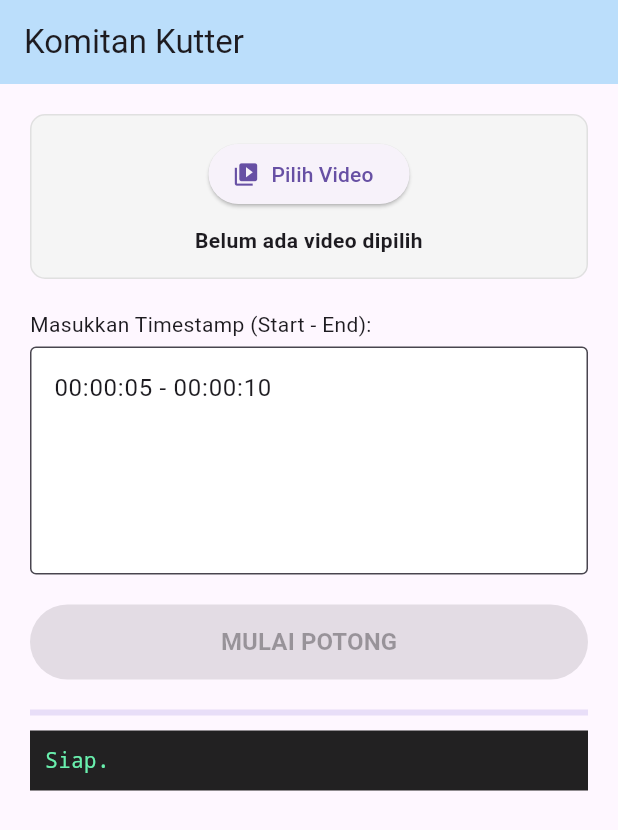
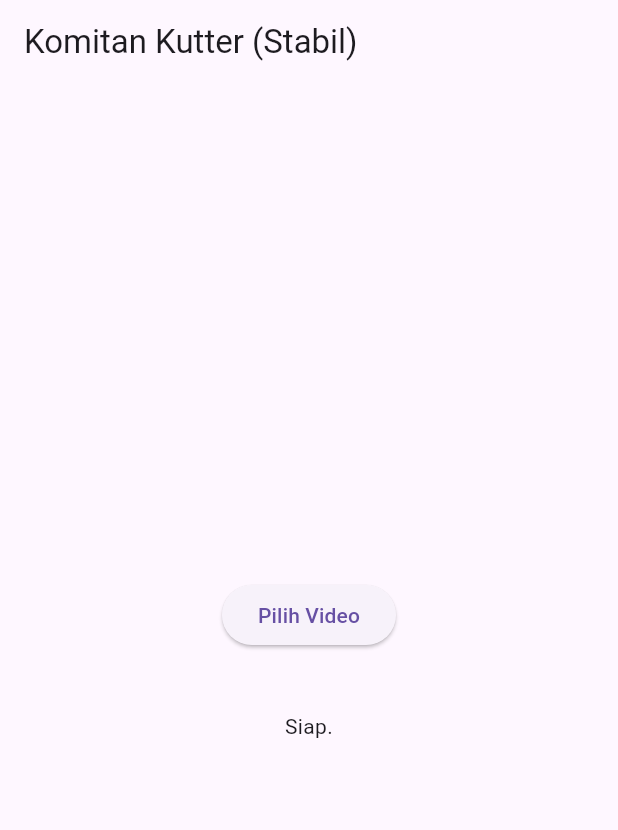
Before and after one commit to thrdchld/Komitan-Kutter, a Flutter app: the screen it shows after launch, after a tap on "Pilih Video", on a phone screen of 412 x 824 dp. Shown: the top 830 px of the screen. Run offline on Flutter 3.47's test engine with Material 3 defaults, Android fonts, the phone set to English and light mode, and no system bars; our stand-ins replace file_picker, open_file, permission_handler; missing offline and left inert: ffmpeg_kit_flutter_full_gpl.

Commit message:
Update main.dart
downgrade

```diff
--- a/lib/main.dart
+++ b/lib/main.dart
@@ -1,10 +1,10 @@
 import 'dart:io';
 import 'package:flutter/material.dart';
 import 'package:file_picker/file_picker.dart';
-// --- [UPDATE IMPORTS] ---
-import 'package:ffmpeg_kit_flutter_new/ffmpeg_kit.dart';
-import 'package:ffmpeg_kit_flutter_new/return_code.dart';
-// ------------------------
+// [KEMBALI KE IMPORT STANDAR]
+import 'package:ffmpeg_kit_flutter_full_gpl/ffmpeg_kit.dart';
+import 'package:ffmpeg_kit_flutter_full_gpl/return_code.dart';
+// --------------------------
 import 'package:permission_handler/permission_handler.dart';
 import 'package:path_provider/path_provider.dart';
 import 'package:intl/intl.dart';
@@ -16,15 +16,11 @@ void main() {
 
 class KomitanKutterApp extends StatelessWidget {
   const KomitanKutterApp({super.key});
-
   @override
   Widget build(BuildContext context) {
     return MaterialApp(
       title: 'Komitan Kutter',
-      theme: ThemeData(
-        primarySwatch: Colors.blue,
-        useMaterial3: true,
-      ),
+      theme: ThemeData(primarySwatch: Colors.blue),
       home: const HomePage(),
     );
   }
@@ -32,166 +28,72 @@ class KomitanKutterApp extends StatelessWidget {
 
 class HomePage extends StatefulWidget {
   const HomePage({super.key});
-
   @override
   State<HomePage> createState() => _HomePageState();
 }
 
 class _HomePageState extends State<HomePage> {
   String? _selectedVideoPath;
-  String? _selectedVideoName;
-  final TextEditingController _timestampController = TextEditingController(text: "00:00:05 - 00:00:10");
-
   String _statusLog = "Siap.";
   double _progress = 0.0;
   bool _isProcessing = false;
-  String? _lastOutputPath;
 
   Future<void> _pickVideo() async {
-    if (await Permission.storage.request().isGranted ||
-        await Permission.manageExternalStorage.request().isGranted ||
-        await Permission.videos.request().isGranted) {
+    // Versi Permission Handler lama butuh ini
+    await [
+      Permission.storage,
+      Permission.manageExternalStorage,
+    ].request();
 
     FilePickerResult? result = await FilePicker.platform.pickFiles(type: FileType.video);
-      if (result != null && result.files.single.path != null) {
+    if (result != null) {
       setState(() {
         _selectedVideoPath = result.files.single.path;
-          _selectedVideoName = result.files.single.name;
-          _statusLog = "Video terpilih: $_selectedVideoName";
-          _progress = 0.0;
+        _statusLog = "Video: ${result.files.single.name}";
       });
-      }
-    }
-  }
-
-  double? _parseTime(String timeStr) {
-    try {
-      timeStr = timeStr.trim().replaceAll(',', '.');
-      List<String> parts = timeStr.split(':');
-      double seconds = 0.0;
-      if (parts.length == 3) {
-        seconds = double.parse(parts[0]) * 3600 + double.parse(parts[1]) * 60 + double.parse(parts[2]);
-      } else if (parts.length == 2) {
-        seconds = double.parse(parts[0]) * 60 + double.parse(parts[1]);
-      } else {
-        seconds = double.parse(parts[0]);
-      }
-      return seconds;
-    } catch (e) {
-      return null;
     }
   }
 
   Future<void> _startProcessing() async {
-    if (_selectedVideoPath == null) {
-      setState(() => _statusLog = "❌ Error: Pilih video dulu!");
-      return;
-    }
+    if (_selectedVideoPath == null) return;
+    setState(() { _isProcessing = true; _statusLog = "Memproses..."; });
 
-    setState(() {
-      _isProcessing = true;
-      _statusLog = "Menganalisis timestamp...";
-      _progress = 0.0;
-    });
+    final dir = await getExternalStorageDirectory();
+    String outFile = "${dir!.path}/output.mp4";
 
-    List<String> lines = _timestampController.text.split('\n');
-    List<Map<String, double>> jobs = [];
+    // Command FFmpeg Simple
+    String cmd = "-y -i \"$_selectedVideoPath\" -c copy \"$outFile\"";
 
-    for (String line in lines) {
-      if (line.trim().isEmpty) continue;
-      String cleanLine = line.replaceAll(' - ', ' ').replaceAll('-', ' ');
-      List<String> parts = cleanLine.split(RegExp(r'\s+'));
-
-      if (parts.length >= 2) {
-        double? start = _parseTime(parts[0]);
-        double? end = _parseTime(parts[1]);
-        if (start != null && end != null && end > start) {
-          jobs.add({'start': start, 'end': end});
-        }
-      }
-    }
-
-    if (jobs.isEmpty) {
-      setState(() {
-        _isProcessing = false;
-        _statusLog = "❌ Error: Format waktu salah. Gunakan format 00:05 - 00:10";
-      });
-      return;
-    }
-
-    final directory = await getExternalStorageDirectory();
-    // Fallback ke folder internal jika external null (jarang terjadi)
-    final String basePath = directory?.path ?? (await getApplicationDocumentsDirectory()).path;
-    final String outDir = "$basePath/KomitanKutter";
-    await Directory(outDir).create(recursive: true);
-
-    int successCount = 0;
-    int total = jobs.length;
-
-    for (int i = 0; i < total; i++) {
-      double start = jobs[i]['start']!;
-      double end = jobs[i]['end']!;
-
-      String timestamp = DateFormat('yyyyMMdd_HHmmss').format(DateTime.now());
-      String outFile = "$outDir/cut_${i+1}_$timestamp.mp4";
-      _lastOutputPath = outFile;
-
-      setState(() {
-        _statusLog = "Memotong bagian ${i+1} dari $total...";
-        _progress = (i) / total;
-      });
-
-      String cmd = "-y -ss $start -to $end -i \"$_selectedVideoPath\" -c copy \"$outFile\"";
-
-      // Eksekusi menggunakan package baru
     await FFmpegKit.execute(cmd).then((session) async {
       final returnCode = await session.getReturnCode();
       if (ReturnCode.isSuccess(returnCode)) {
-          successCount++;
+        setState(() => _statusLog = "Sukses! Disimpan di $outFile");
       } else {
         String? logs = await session.getLogsAsString();
-          print("Gagal segmen $i: $logs");
+        print(logs);
+        setState(() => _statusLog = "Gagal. Cek Log.");
       }
-      });
-    }
-
-    setState(() {
-      _isProcessing = false;
-      _progress = 1.0;
-      _statusLog = "✅ Selesai! $successCount/$total berhasil.\nDisimpan di: $outDir";
+      setState(() => _isProcessing = false);
     });
   }
 
   @override
   Widget build(BuildContext context) {
     return Scaffold(
-      appBar: AppBar(title: const Text("Komitan Kutter"), backgroundColor: Colors.blue.shade100),
-      body: Padding(
-        padding: const EdgeInsets.all(20.0),
-        child: ListView(
+      appBar: AppBar(title: const Text("Komitan Kutter (Stabil)")),
+      body: Center(
+        child: Column(
+          mainAxisAlignment: MainAxisAlignment.center,
           children: [
-            Container(
-              padding: const EdgeInsets.all(15),
-              decoration: BoxDecoration(color: Colors.grey.shade100, borderRadius: BorderRadius.circular(10), border: Border.all(color: Colors.grey.shade300)),
-              child: Column(
-                children: [
-                  ElevatedButton.icon(onPressed: _isProcessing ? null : _pickVideo, icon: const Icon(Icons.video_library), label: Text(_selectedVideoPath == null ? "Pilih Video" : "Ganti Video")),
-                  const SizedBox(height: 10),
-                  Text(_selectedVideoName ?? "Belum ada video dipilih", style: const TextStyle(fontWeight: FontWeight.bold), textAlign: TextAlign.center),
-                ],
-              ),
+            ElevatedButton(onPressed: _pickVideo, child: const Text("Pilih Video")),
+            const SizedBox(height: 20),
+            if (_selectedVideoPath != null)
+              ElevatedButton(
+                onPressed: _isProcessing ? null : _startProcessing,
+                child: const Text("Mulai Potong")
               ),
             const SizedBox(height: 20),
-            const Text("Masukkan Timestamp (Start - End):"),
-            const SizedBox(height: 5),
-            TextField(controller: _timestampController, maxLines: 5, decoration: const InputDecoration(border: OutlineInputBorder(), hintText: "00:00:05 - 00:00:10", filled: true, fillColor: Colors.white)),
-            const SizedBox(height: 20),
-            SizedBox(height: 50, child: ElevatedButton(onPressed: (_isProcessing || _selectedVideoPath == null) ? null : _startProcessing, style: ElevatedButton.styleFrom(backgroundColor: Colors.blue, foregroundColor: Colors.white), child: _isProcessing ? const CircularProgressIndicator(color: Colors.white) : const Text("MULAI POTONG", style: TextStyle(fontSize: 16, fontWeight: FontWeight.bold)))),
-            const SizedBox(height: 20),
-            LinearProgressIndicator(value: _progress),
-            const SizedBox(height: 10),
-            Container(padding: const EdgeInsets.all(10), color: Colors.black87, width: double.infinity, child: SelectableText(_statusLog, style: const TextStyle(color: Colors.greenAccent, fontFamily: 'monospace'))),
-            if (!_isProcessing && _lastOutputPath != null) Padding(padding: const EdgeInsets.only(top: 10), child: OutlinedButton.icon(onPressed: () => OpenFile.open(_lastOutputPath), icon: const Icon(Icons.play_arrow), label: const Text("Putar Hasil")))
+            Text(_statusLog, textAlign: TextAlign.center),
           ],
         ),
       ),
```
Lines whose indentation alone changed are shown as unchanged.
